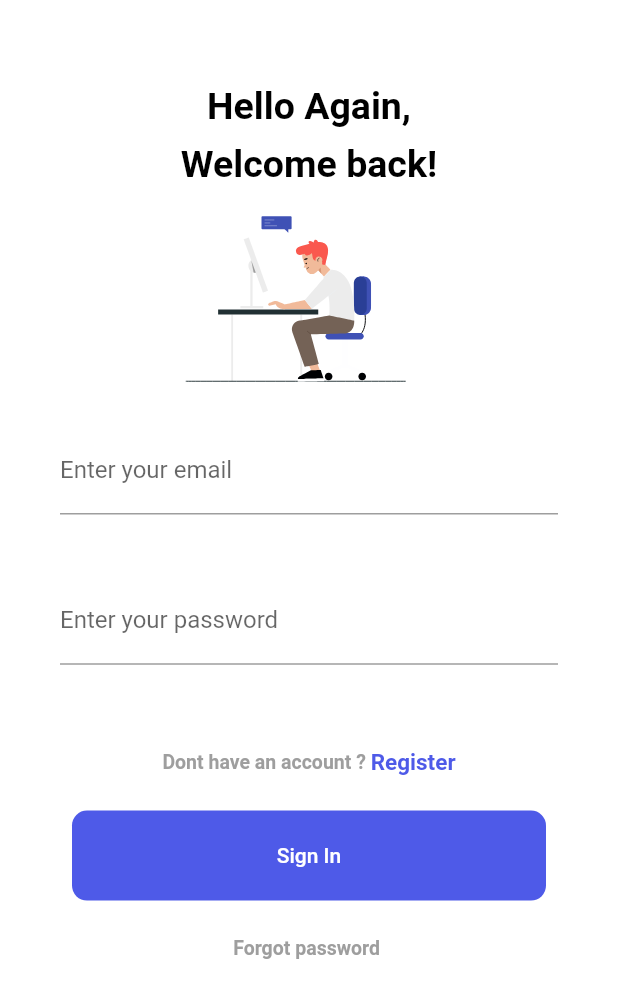
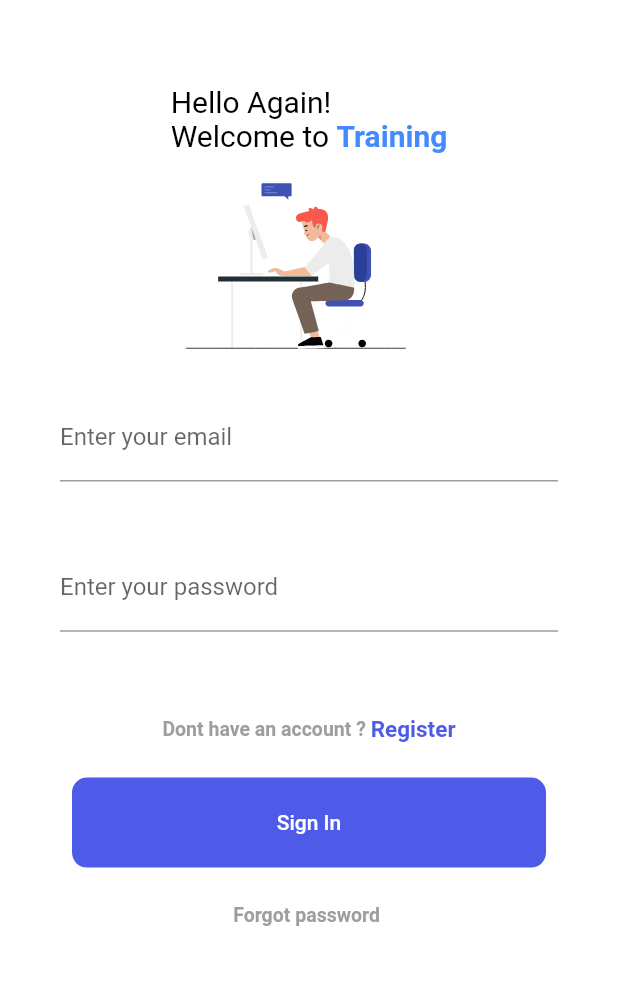
Before and after one commit to Zulfadlifauzi/Fitness_flutter, a Flutter app: the screen it shows after launch, on a phone screen of 412 x 824 dp. Shown: the top 998 px of the screen. Run offline on Flutter 3.47's test engine with Material 2 defaults, Android fonts, the phone set to English and light mode, and no system bars; our stand-ins replace form_field_validator, get, google_fonts, lottie, video_player.

Commit message:
add richtext

```diff
--- a/lib/auth/login.dart
+++ b/lib/auth/login.dart
@@ -59,22 +59,21 @@ class _SignupScreenState extends State<LoginScreen> {
               children: [
                 Center(
                   child: Column(
-                    children: const [
-                      Text(
-                        'Hello Again,',
-                        style: TextStyle(
-                            fontSize: 25,
-                            fontWeight: FontWeight.bold,
-                            color: Colors.black),
-                      ),
-                      SizedBox(height: 10),
-                      Text(
-                        'Welcome back!',
-                        style: TextStyle(
-                            fontSize: 25,
-                            fontWeight: FontWeight.bold,
-                            color: Colors.black),
-                      ),
+                    children: [
+                      RichText(
+                        text: const TextSpan(
+                          text: 'Hello Again!\n',
+                          style: TextStyle(fontSize: 20, color: Colors.black),
+                          children: <TextSpan>[
+                            TextSpan(text: 'Welcome to '),
+                            TextSpan(
+                                text: 'Training',
+                                style: TextStyle(
+                                    color: Colors.blueAccent,
+                                    fontWeight: FontWeight.bold)),
+                          ],
+                        ),
+                      )
                     ],
                   ),
                 ),
```
